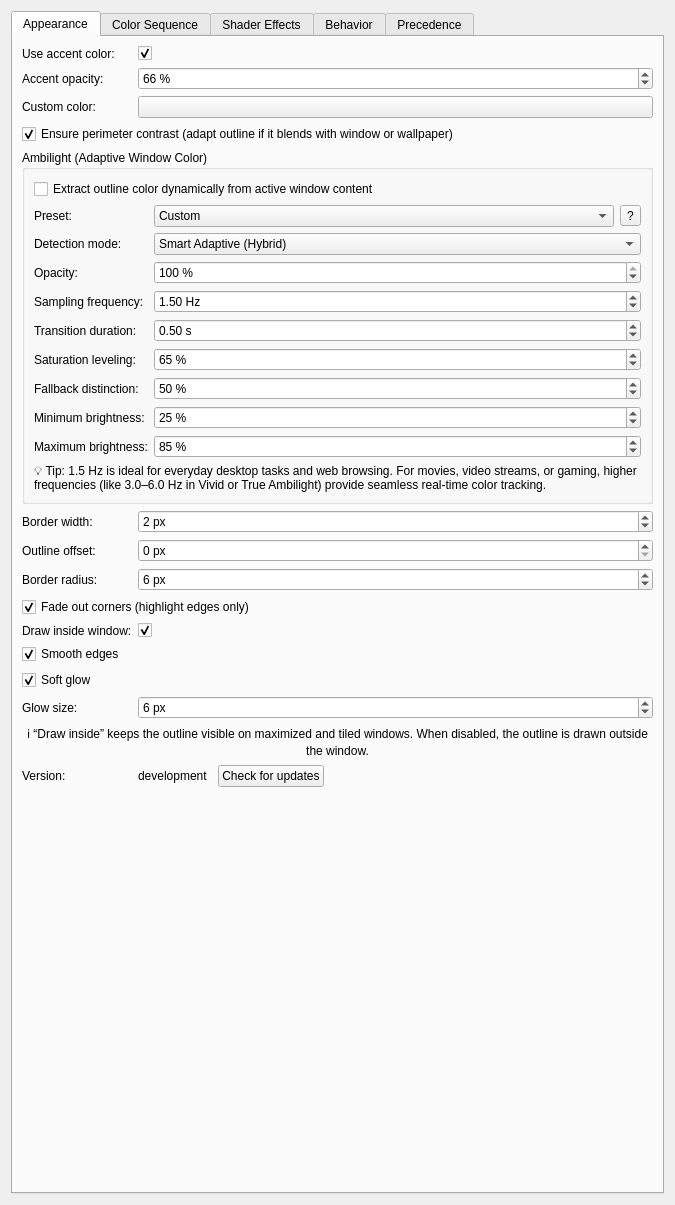
First picture: the form in activewindowoutline_config.ui, repository gmalinowski/LeapK, before the edit.
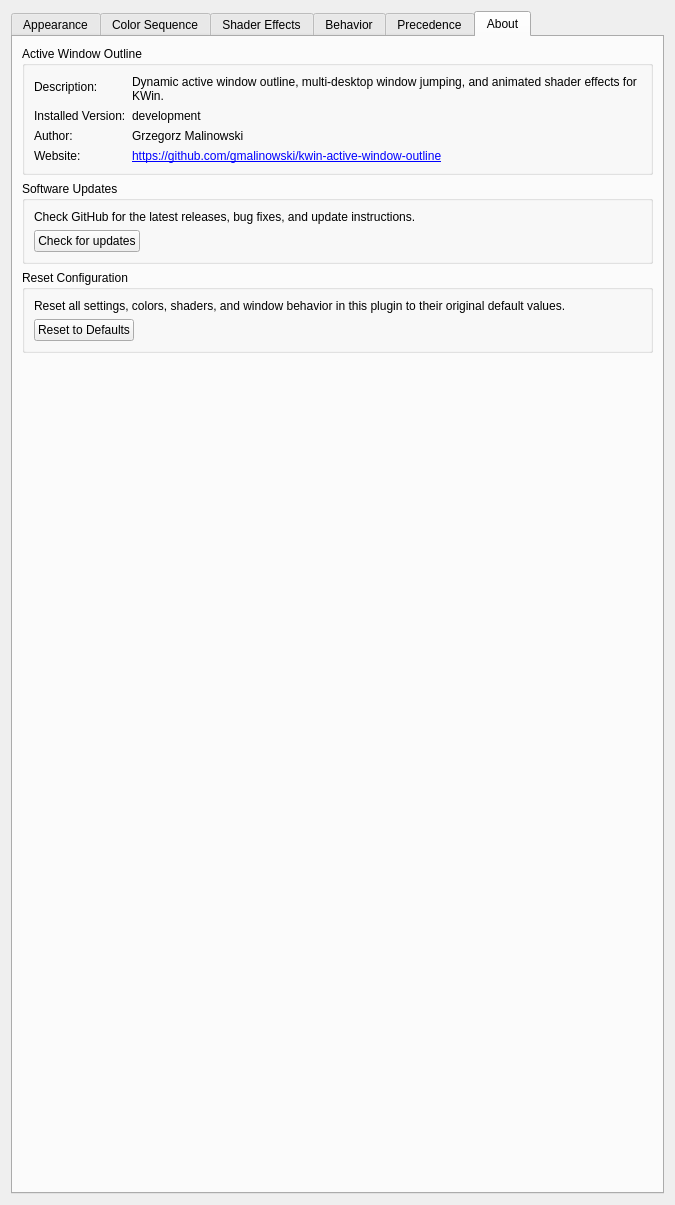
Second picture: the form after the edit. The open tabs and pages were chosen to show the change. Icons and pictures are not drawn. Custom widgets are drawn as their Qt base class.

Commit message: feat(config): add About tab with update checker and reset to defaults button

The edit to the form file:
```diff
--- a/activewindowoutline_config.ui
+++ b/activewindowoutline_config.ui
@@ -598,61 +598,6 @@
         </widget>
        </item>
 
-       <item row="14" column="0">
-        <widget class="QLabel" name="label_version">
-         <property name="text">
-          <string>Version:</string>
-         </property>
-        </widget>
-       </item>
-       <item row="14" column="1">
-        <layout class="QHBoxLayout" name="layoutVersion">
-         <property name="spacing">
-          <number>10</number>
-         </property>
-         <item>
-          <widget class="QLabel" name="label_versionValue">
-           <property name="text">
-            <string>development</string>
-           </property>
-           <property name="textInteractionFlags">
-            <set>Qt::TextSelectableByMouse</set>
-           </property>
-          </widget>
-         </item>
-         <item>
-          <widget class="QPushButton" name="btnCheckUpdate">
-           <property name="text">
-            <string>Check for updates</string>
-           </property>
-           <property name="toolTip">
-            <string>Check GitHub for newer versions of Active Window Outline</string>
-           </property>
-          </widget>
-         </item>
-         <item>
-          <widget class="QLabel" name="label_updateStatus">
-           <property name="text">
-            <string/>
-           </property>
-          </widget>
-         </item>
-         <item>
-          <spacer name="spacerVersion">
-           <property name="orientation">
-            <enum>Qt::Horizontal</enum>
-           </property>
-           <property name="sizeHint" stdset="0">
-            <size>
-             <width>40</width>
-             <height>20</height>
-            </size>
-           </property>
-          </spacer>
-         </item>
-        </layout>
-       </item>
-
       </layout>
      </widget>
 
@@ -2181,6 +2126,207 @@
       </layout>
      </widget>
 
+     <!-- TAB 6: About & Maintenance -->
+     <widget class="QWidget" name="tabAbout">
+      <attribute name="title">
+       <string>About</string>
+      </attribute>
+      <layout class="QVBoxLayout" name="verticalLayoutAbout">
+       <item>
+        <widget class="QGroupBox" name="groupAboutInfo">
+         <property name="title">
+          <string>Active Window Outline</string>
+         </property>
+         <layout class="QFormLayout" name="formLayoutAboutInfo">
+          <item row="0" column="0">
+           <widget class="QLabel" name="label_aboutDesc">
+            <property name="text">
+             <string>Description:</string>
+            </property>
+           </widget>
+          </item>
+          <item row="0" column="1">
+           <widget class="QLabel" name="label_aboutDescVal">
+            <property name="text">
+             <string>Dynamic active window outline, multi-desktop window jumping, and animated shader effects for KWin.</string>
+            </property>
+            <property name="wordWrap">
+             <bool>true</bool>
+            </property>
+           </widget>
+          </item>
+          <item row="1" column="0">
+           <widget class="QLabel" name="label_version">
+            <property name="text">
+             <string>Installed Version:</string>
+            </property>
+           </widget>
+          </item>
+          <item row="1" column="1">
+           <widget class="QLabel" name="label_versionValue">
+            <property name="text">
+             <string>development</string>
+            </property>
+            <property name="textInteractionFlags">
+             <set>Qt::TextSelectableByMouse</set>
+            </property>
+           </widget>
+          </item>
+          <item row="2" column="0">
+           <widget class="QLabel" name="label_author">
+            <property name="text">
+             <string>Author:</string>
+            </property>
+           </widget>
+          </item>
+          <item row="2" column="1">
+           <widget class="QLabel" name="label_authorVal">
+            <property name="text">
+             <string>Grzegorz Malinowski</string>
+            </property>
+            <property name="textInteractionFlags">
+             <set>Qt::TextSelectableByMouse</set>
+            </property>
+           </widget>
+          </item>
+          <item row="3" column="0">
+           <widget class="QLabel" name="label_website">
+            <property name="text">
+             <string>Website:</string>
+            </property>
+           </widget>
+          </item>
+          <item row="3" column="1">
+           <widget class="QLabel" name="label_websiteVal">
+            <property name="text">
+             <string>&lt;a href=&quot;https://github.com/gmalinowski/kwin-active-window-outline&quot;&gt;https://github.com/gmalinowski/kwin-active-window-outline&lt;/a&gt;</string>
+            </property>
+            <property name="openExternalLinks">
+             <bool>true</bool>
+            </property>
+           </widget>
+          </item>
+         </layout>
+        </widget>
+       </item>
+       <item>
+        <widget class="QGroupBox" name="groupUpdates">
+         <property name="title">
+          <string>Software Updates</string>
+         </property>
+         <layout class="QVBoxLayout" name="verticalLayoutUpdates">
+          <item>
+           <widget class="QLabel" name="label_updatesDesc">
+            <property name="text">
+             <string>Check GitHub for the latest releases, bug fixes, and update instructions.</string>
+            </property>
+            <property name="wordWrap">
+             <bool>true</bool>
+            </property>
+           </widget>
+          </item>
+          <item>
+           <layout class="QHBoxLayout" name="layoutUpdateControls">
+            <item>
+             <widget class="QPushButton" name="btnCheckUpdate">
+              <property name="text">
+               <string>Check for updates</string>
+              </property>
+              <property name="toolTip">
+               <string>Check GitHub for newer versions of Active Window Outline</string>
+              </property>
+             </widget>
+            </item>
+            <item>
+             <widget class="QLabel" name="label_updateStatus">
+              <property name="text">
+               <string/>
+              </property>
+             </widget>
+            </item>
+            <item>
+             <spacer name="spacerUpdates">
+              <property name="orientation">
+               <enum>Qt::Horizontal</enum>
+              </property>
+              <property name="sizeHint" stdset="0">
+               <size>
+                <width>40</width>
+                <height>20</height>
+               </size>
+              </property>
+             </spacer>
+            </item>
+           </layout>
+          </item>
+         </layout>
+        </widget>
+       </item>
+       <item>
+        <widget class="QGroupBox" name="groupDefaults">
+         <property name="title">
+          <string>Reset Configuration</string>
+         </property>
+         <layout class="QVBoxLayout" name="verticalLayoutDefaults">
+          <item>
+           <widget class="QLabel" name="label_defaultsDesc">
+            <property name="text">
+             <string>Reset all settings, colors, shaders, and window behavior in this plugin to their original default values.</string>
+            </property>
+            <property name="wordWrap">
+             <bool>true</bool>
+            </property>
+           </widget>
+          </item>
+          <item>
+           <layout class="QHBoxLayout" name="layoutDefaultsControls">
+            <item>
+             <widget class="QPushButton" name="btnResetDefaults">
+              <property name="text">
+               <string>Reset to Defaults</string>
+              </property>
+              <property name="icon">
+               <iconset theme="edit-undo"/>
+              </property>
+              <property name="toolTip">
+               <string>Reset all options in this module to their default settings</string>
+              </property>
+             </widget>
+            </item>
+            <item>
+             <spacer name="spacerDefaults">
+              <property name="orientation">
+               <enum>Qt::Horizontal</enum>
+              </property>
+              <property name="sizeHint" stdset="0">
+               <size>
+                <width>40</width>
+                <height>20</height>
+               </size>
+              </property>
+             </spacer>
+            </item>
+           </layout>
+          </item>
+         </layout>
+        </widget>
+       </item>
+       <item>
+        <spacer name="verticalSpacerAbout">
+         <property name="orientation">
+          <enum>Qt::Vertical</enum>
+         </property>
+         <property name="sizeHint" stdset="0">
+          <size>
+           <width>20</width>
+           <height>40</height>
+          </size>
+         </property>
+        </spacer>
+       </item>
+      </layout>
+     </widget>
+
     </widget>
    </item>
   </layout>
```
The commit also changes 2 other files.
